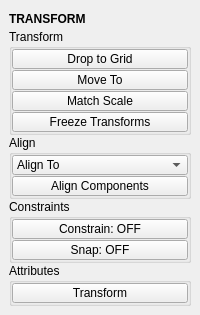
Above: tentacle/ui/transform.ui from m3trik/tentacle before the change. Below: the same form after it.
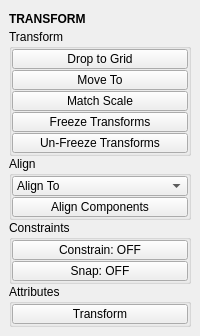
That is the form after the change. Custom widgets are drawn as their Qt base class.

The edit to the form file:
```diff
--- a/tentacle/ui/transform.ui
+++ b/tentacle/ui/transform.ui
@@ -253,6 +253,52 @@
            </property>
           </widget>
          </item>
+         <item>
+          <widget class="QPushButton" name="b002">
+           <property name="enabled">
+            <bool>true</bool>
+           </property>
+           <property name="sizePolicy">
+            <sizepolicy hsizetype="Preferred" vsizetype="Fixed">
+             <horstretch>0</horstretch>
+             <verstretch>0</verstretch>
+            </sizepolicy>
+           </property>
+           <property name="minimumSize">
+            <size>
+             <width>0</width>
+             <height>20</height>
+            </size>
+           </property>
+           <property name="maximumSize">
+            <size>
+             <width>16777215</width>
+             <height>20</height>
+            </size>
+           </property>
+           <property name="toolTip">
+            <string>&lt;html&gt;&lt;head/&gt;&lt;body&gt;&lt;p&gt;Restore previously frozen transformations on any selected objects.&lt;/p&gt;&lt;p&gt;&lt;span style=&quot; font-weight:600;&quot;&gt;Note:&lt;/span&gt; This only works if the transforms were frozen using the &lt;span style=&quot; text-decoration: underline;&quot;&gt;Freeze Transforms&amp;gt;Store Transforms &lt;/span&gt;option.&lt;/p&gt;&lt;/body&gt;&lt;/html&gt;</string>
+           </property>
+           <property name="text">
+            <string>Un-Freeze Transforms</string>
+           </property>
+           <property name="iconSize">
+            <size>
+             <width>18</width>
+             <height>18</height>
+            </size>
+           </property>
+           <property name="autoDefault">
+            <bool>false</bool>
+           </property>
+           <property name="default">
+            <bool>false</bool>
+           </property>
+           <property name="flat">
+            <bool>false</bool>
+           </property>
+          </widget>
+         </item>
         </layout>
        </widget>
       </item>
```
